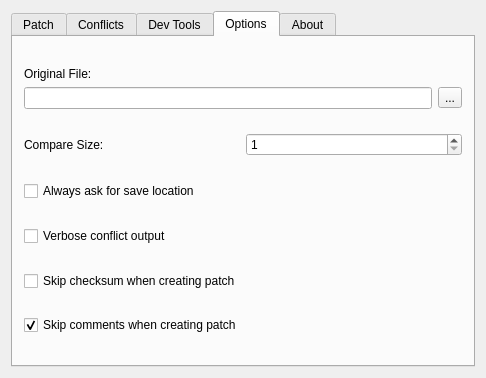
The window that Hexagon_GUI/Main_Window.ui (Coolcord/Hexagon) describes before a commit, drawn with Qt 5.
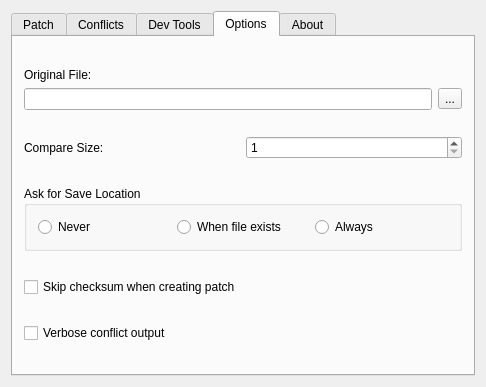
The same window after the commit. The open tabs and pages were chosen to show the change.

Commit message: Extended save location options

```diff
--- a/Hexagon_GUI/Main_Window.ui
+++ b/Hexagon_GUI/Main_Window.ui
@@ -7,7 +7,7 @@
     <x>0</x>
     <y>0</y>
     <width>486</width>
-    <height>378</height>
+    <height>387</height>
    </rect>
   </property>
   <property name="windowTitle">
@@ -236,10 +236,33 @@
         </spacer>
        </item>
        <item>
-        <widget class="QCheckBox" name="cbAlwaysAskForSaveLocation">
-         <property name="text">
-          <string>Always ask for save location</string>
+        <widget class="QGroupBox" name="groupAskForSaveLocation">
+         <property name="title">
+          <string>Ask for Save Location</string>
          </property>
+         <layout class="QHBoxLayout" name="horizontalLayout_3">
+          <item>
+           <widget class="QRadioButton" name="radioNever">
+            <property name="text">
+             <string>Never</string>
+            </property>
+           </widget>
+          </item>
+          <item>
+           <widget class="QRadioButton" name="radioWhenFileExists">
+            <property name="text">
+             <string>When file exists</string>
+            </property>
+           </widget>
+          </item>
+          <item>
+           <widget class="QRadioButton" name="radioAlways">
+            <property name="text">
+             <string>Always</string>
+            </property>
+           </widget>
+          </item>
+         </layout>
         </widget>
        </item>
        <item>
@@ -255,26 +278,6 @@
          </property>
         </spacer>
        </item>
-       <item>
-        <widget class="QCheckBox" name="cbVerboseConflictOutput">
-         <property name="text">
-          <string>Verbose conflict output</string>
-         </property>
-        </widget>
-       </item>
-       <item>
-        <spacer name="verticalSpacer_4">
-         <property name="orientation">
-          <enum>Qt::Vertical</enum>
-         </property>
-         <property name="sizeHint" stdset="0">
-          <size>
-           <width>20</width>
-           <height>40</height>
-          </size>
-         </property>
-        </spacer>
-       </item>
        <item>
         <widget class="QCheckBox" name="cbSkipChecksumWhenCreatingPatch">
          <property name="text">
@@ -296,17 +299,14 @@
         </spacer>
        </item>
        <item>
-        <widget class="QCheckBox" name="cbSkipCommentsWhenCreatingPatch">
+        <widget class="QCheckBox" name="cbVerboseConflictOutput">
          <property name="text">
-          <string>Skip comments when creating patch</string>
-         </property>
-         <property name="checked">
-          <bool>true</bool>
+          <string>Verbose conflict output</string>
          </property>
         </widget>
        </item>
        <item>
-        <spacer name="verticalSpacer_7">
+        <spacer name="verticalSpacer_4">
          <property name="orientation">
           <enum>Qt::Vertical</enum>
          </property>
```
Left out of the diff: 3 changed lines with no effect on the pictures. The commit also changes 10 other files.
